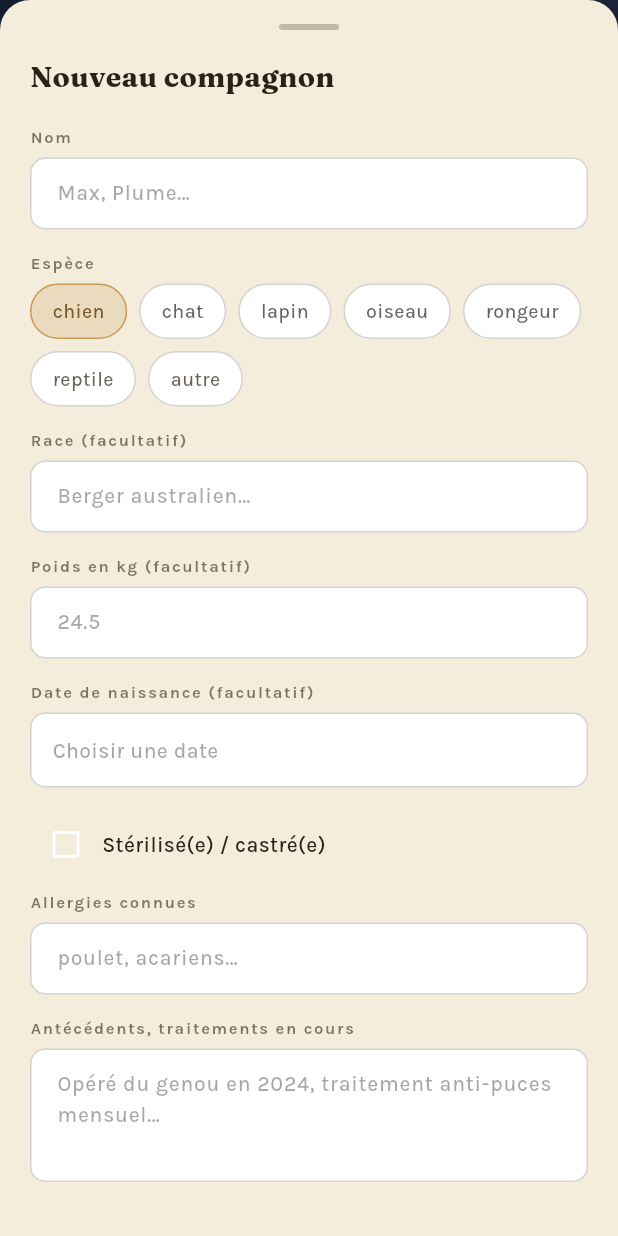
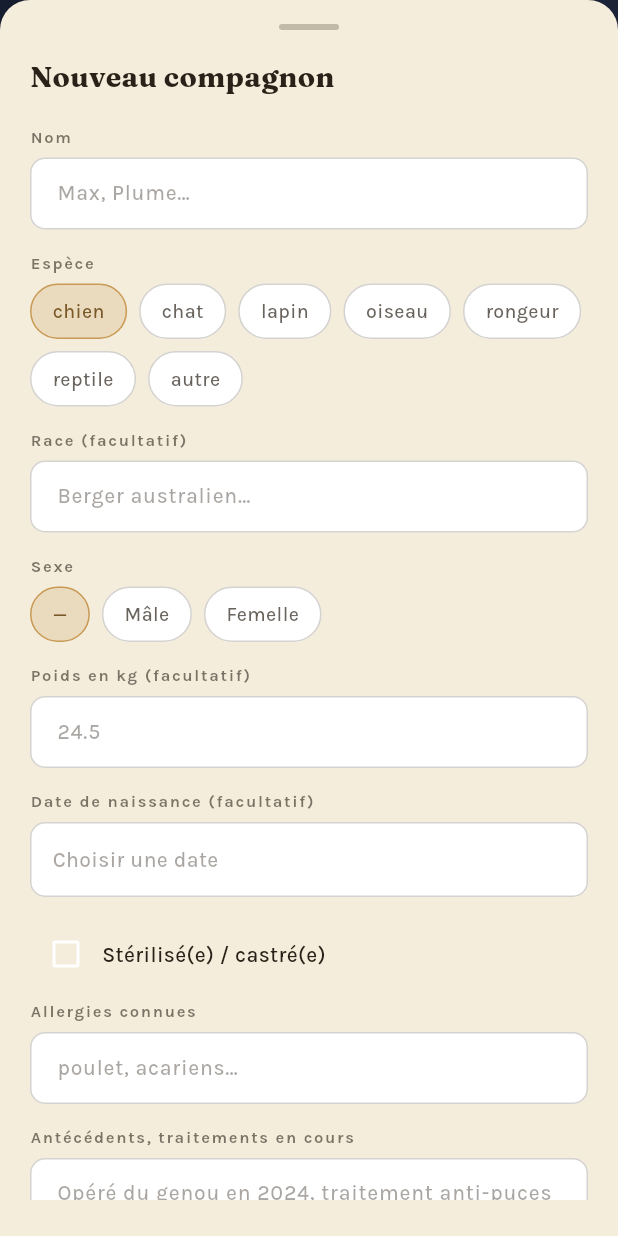
Before and after one commit to anakin-prod/Tyto-app-flutter, a Flutter app: the _PetForm widget shown alone on an empty page, opened directly, on a phone screen of 412 x 824 dp. Run offline on Flutter 3.47's test engine with Material 3 defaults, Android fonts, the phone set to English and light mode, and no system bars; our stand-ins replace flutter_local_notifications, flutter_svg, google_fonts, image_picker, in_app_review, pdf and 5 more; accounts and stored records are empty; network calls fail.

Commit message:
Add files via upload

```diff
--- a/codemagic.yaml
+++ b/codemagic.yaml
@@ -22,7 +22,7 @@ workflows:
       vars:
         # ⚠️ À augmenter à chaque nouvelle publication (le dernier numéro
         # déjà utilisé était 4, avec l'ancienne version du site empaqueté).
-        VERSION_CODE: 10
+        VERSION_CODE: 5
     scripts:
       - name: Récupérer les dépendances
         script: flutter pub get
--- a/lib/screens/chat_screen.dart
+++ b/lib/screens/chat_screen.dart
@@ -1073,11 +1073,21 @@ class _ChatScreenState extends State<ChatScreen> with SingleTickerProviderStateM
                     ),
                     // Un petit signe pour indiquer que l'encart se touche :
                     // sans lui, personne ne devine qu'on peut piocher un
-                    // autre fait au toucher.
-                    const SizedBox(width: 6),
+                    // autre fait au toucher. Une flèche de cycle plutôt
+                    // qu'un chevron : elle dit clairement "touche pour
+                    // changer", pas "il y a plus de contenu".
+                    const SizedBox(width: 8),
                     Padding(
-                      padding: const EdgeInsets.only(top: 2),
-                      child: Icon(Icons.chevron_right_rounded, size: 16, color: TytoColors.fauve.withOpacity(0.7)),
+                      padding: const EdgeInsets.only(top: 1),
+                      child: Row(
+                        mainAxisSize: MainAxisSize.min,
+                        children: [
+                          Icon(Icons.autorenew_rounded, size: 14, color: TytoColors.fauve.withOpacity(0.85)),
+                          const SizedBox(width: 3),
+                          Text('Suivant',
+                              style: TytoText.ui(size: 10, weight: FontWeight.w600, color: TytoColors.fauve.withOpacity(0.85))),
+                        ],
+                      ),
                     ),
                   ],
                 ),
--- a/lib/screens/lost_pet_screen.dart
+++ b/lib/screens/lost_pet_screen.dart
@@ -86,6 +86,18 @@ class _LostPetScreenState extends State<LostPetScreen> {
   Future<void> _genererAffiche() async {
     if (_generation) return;
     setState(() => _generation = true);
+
+    // On force le décodage complet de la photo AVANT de dessiner l'affiche :
+    // sans ça, une photo un peu lourde n'avait pas fini de se charger au
+    // moment de la capture, et apparaissait vide sur l'affiche partagée.
+    if (_photo != null) {
+      try {
+        await precacheImage(FileImage(_photo!), context);
+      } catch (e) {
+        // Une photo illisible ne doit pas empêcher de générer l'affiche
+        // sans elle.
+      }
+    }
 
     final key = GlobalKey();
     late OverlayEntry entry;
--- a/lib/screens/pets_screen.dart
+++ b/lib/screens/pets_screen.dart
@@ -272,6 +272,7 @@ class _PetFormState extends State<_PetForm> {
   late TextEditingController _allergies;
   late TextEditingController _conditions;
   String _species = 'chien';
+  String? _sex; // null, 'male' ou 'femelle' — comme sur le site
   DateTime? _birthdate;
   bool _sterilized = false;
   bool _saving = false;
@@ -285,6 +286,7 @@ class _PetFormState extends State<_PetForm> {
     _allergies = TextEditingController(text: widget.pet?.allergies ?? '');
     _conditions = TextEditingController(text: widget.pet?.conditions ?? '');
     _species = widget.pet?.species ?? 'chien';
+    _sex = widget.pet?.sex;
     _birthdate = widget.pet?.birthdate;
     _sterilized = widget.pet?.sterilized ?? false;
   }
@@ -313,6 +315,7 @@ class _PetFormState extends State<_PetForm> {
         name: _name.text,
         species: _species,
         breed: _breed.text,
+        sex: _sex,
         birthdate: _birthdate,
         weightKg: double.tryParse(_weight.text.replaceAll(',', '.')),
         sterilized: _sterilized,
@@ -407,6 +410,33 @@ class _PetFormState extends State<_PetForm> {
               const SizedBox(height: 6),
               TextField(controller: _breed, style: TytoText.ui(color: TytoColors.encre), decoration: _dec('Berger australien…')),
               const SizedBox(height: 14),
+              Text('Sexe', style: TytoText.ui(size: 11, weight: FontWeight.w700, color: TytoColors.encre.withOpacity(0.6)).copyWith(letterSpacing: 1.1)),
+              const SizedBox(height: 6),
+              Wrap(
+                spacing: 8,
+                runSpacing: 8,
+                children: [
+                  (null, '—'),
+                  ('male', 'Mâle'),
+                  ('femelle', 'Femelle'),
+                ].map((option) {
+                  final (valeur, libelle) = option;
+                  final on = _sex == valeur;
+                  return GestureDetector(
+                    onTap: () => setState(() => _sex = valeur),
+                    child: Container(
+                      padding: const EdgeInsets.symmetric(horizontal: 14, vertical: 8),
+                      decoration: BoxDecoration(
+                        color: on ? TytoColors.fauve.withOpacity(0.22) : Colors.white,
+                        borderRadius: BorderRadius.circular(999),
+                        border: Border.all(color: on ? TytoColors.fauve : TytoColors.encre.withOpacity(0.2)),
+                      ),
+                      child: Text(libelle, style: TytoText.ui(size: 13, color: on ? const Color(0xFF7A5A2A) : TytoColors.encre.withOpacity(0.7))),
+                    ),
+                  );
+                }).toList(),
+              ),
+              const SizedBox(height: 14),
               Text('Poids en kg (facultatif)', style: TytoText.ui(size: 11, weight: FontWeight.w700, color: TytoColors.encre.withOpacity(0.6)).copyWith(letterSpacing: 1.1)),
               const SizedBox(height: 6),
               TextField(
--- a/pubspec.yaml
+++ b/pubspec.yaml
@@ -1,7 +1,7 @@
 name: tyto_app
 description: "Tyto — l'IA du monde animal"
 publish_to: 'none'
-version: 1.0.1+10
+version: 1.0.0+1
 
 environment:
   sdk: '>=3.3.0 <4.0.0'
```
